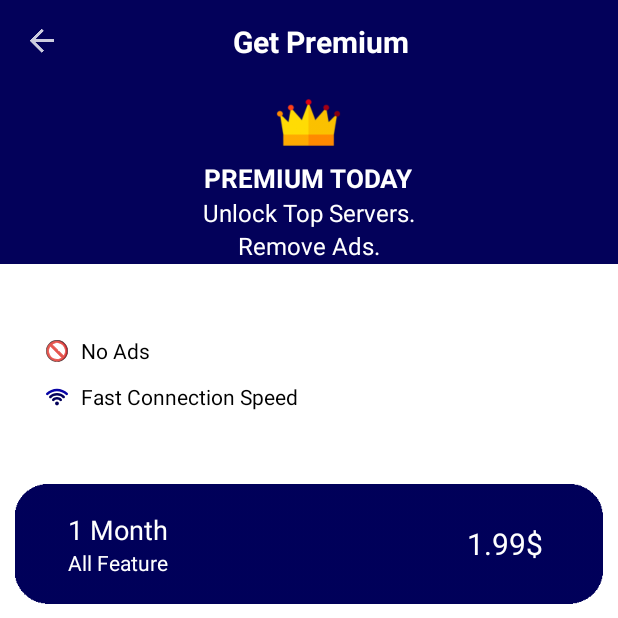
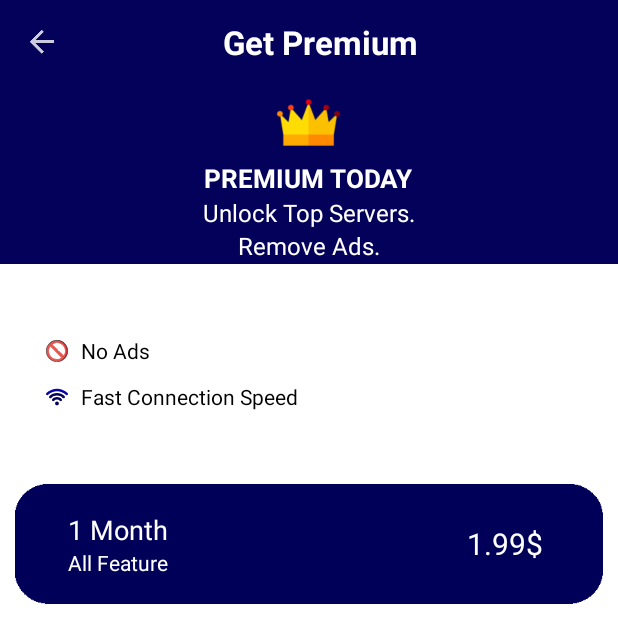
Before and after one commit to elijahkinyamal/xprovpn, an Android app: the GetPremiumActivity screen opened directly, with no data from a screen before it, on a phone screen of 412 x 824 dp, the top half of it. Run offline under Robolectric (Android 15) with nearby library versions, the phone set to English and light mode, and no system bars; libraries missing offline, so code that uses them is left out: com.aemerse.iap; 5 statements that could not run were skipped.

Commit message:
Update app_toolbar.xml

```diff
--- a/src/main/res/layout/app_toolbar.xml
+++ b/src/main/res/layout/app_toolbar.xml
@@ -23,7 +23,7 @@
             android:layout_centerHorizontal="true"
             android:layout_centerVertical="true"
             android:textColor="@color/white"
-            android:textSize="20dp"
+            android:textSize="22dp"
             android:textStyle="bold" />
     </RelativeLayout>
 
```
